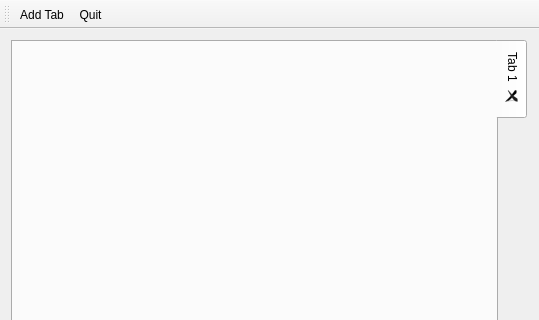
This is mainwindow.ui in chrisdevchroma/fourchan-dl as Qt 5 draws it before an edit; both pictures show x 0 to 539 and y 0 to 320 of the 539 by 609 pixel window. The edited form follows.
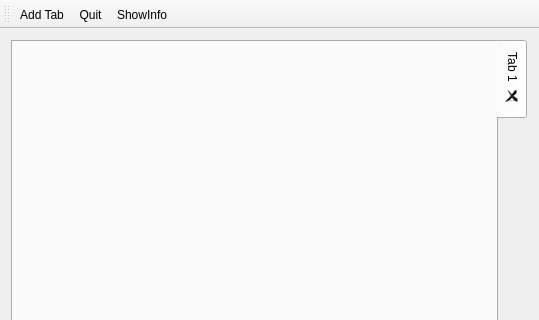
This is the edited form. Icons and pictures are not drawn.

Commit message: Added Info Dialog cleaned code

```diff
--- a/mainwindow.ui
+++ b/mainwindow.ui
@@ -51,6 +51,7 @@
    </attribute>
    <addaction name="actionAdd_Tab"/>
    <addaction name="actionQuit"/>
+   <addaction name="actionShowInfo"/>
   </widget>
   <widget class="QStatusBar" name="statusBar"/>
   <action name="actionQuit">
@@ -71,6 +72,15 @@
     <string>Add Tab</string>
    </property>
   </action>
+  <action name="actionShowInfo">
+   <property name="icon">
+    <iconset resource="resources.qrc">
+     <normaloff>:/icons/resources/about.png</normaloff>:/icons/resources/about.png</iconset>
+   </property>
+   <property name="text">
+    <string>ShowInfo</string>
+   </property>
+  </action>
  </widget>
  <layoutdefault spacing="6" margin="11"/>
  <resources>
```
Left out of the diff: 17 changed lines with no effect on the pictures. The commit also changes 12 other files.
